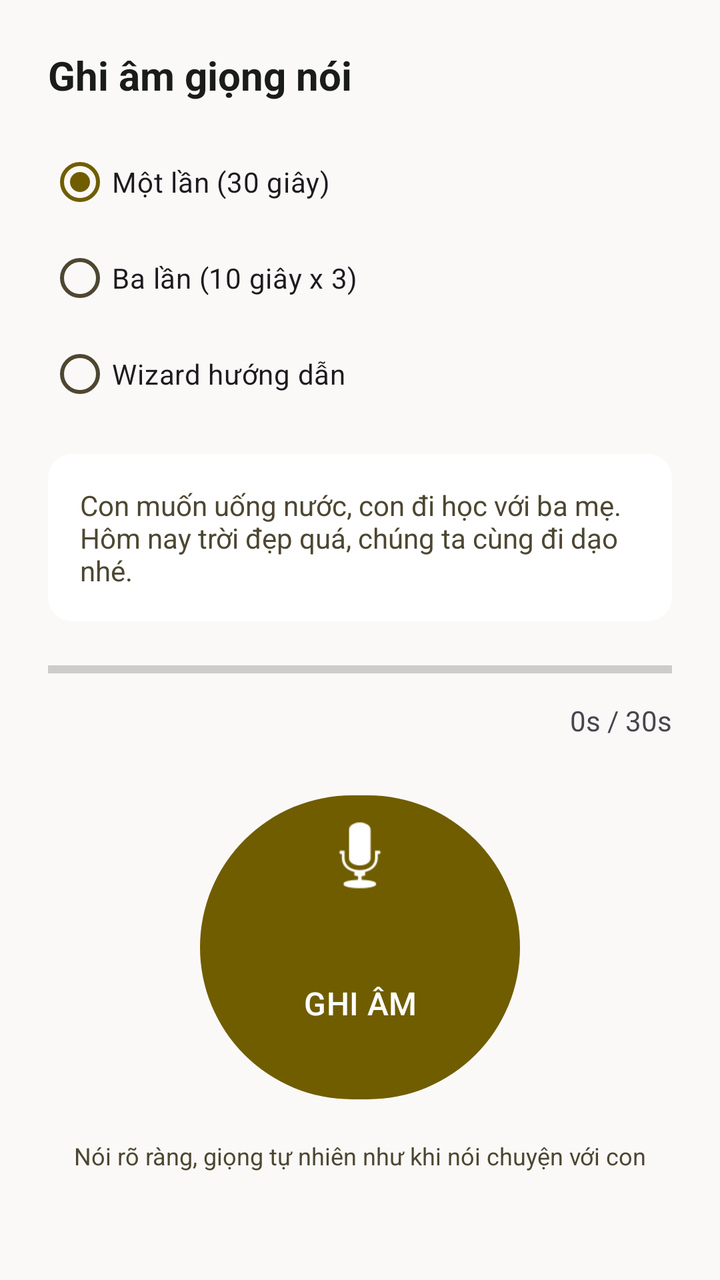
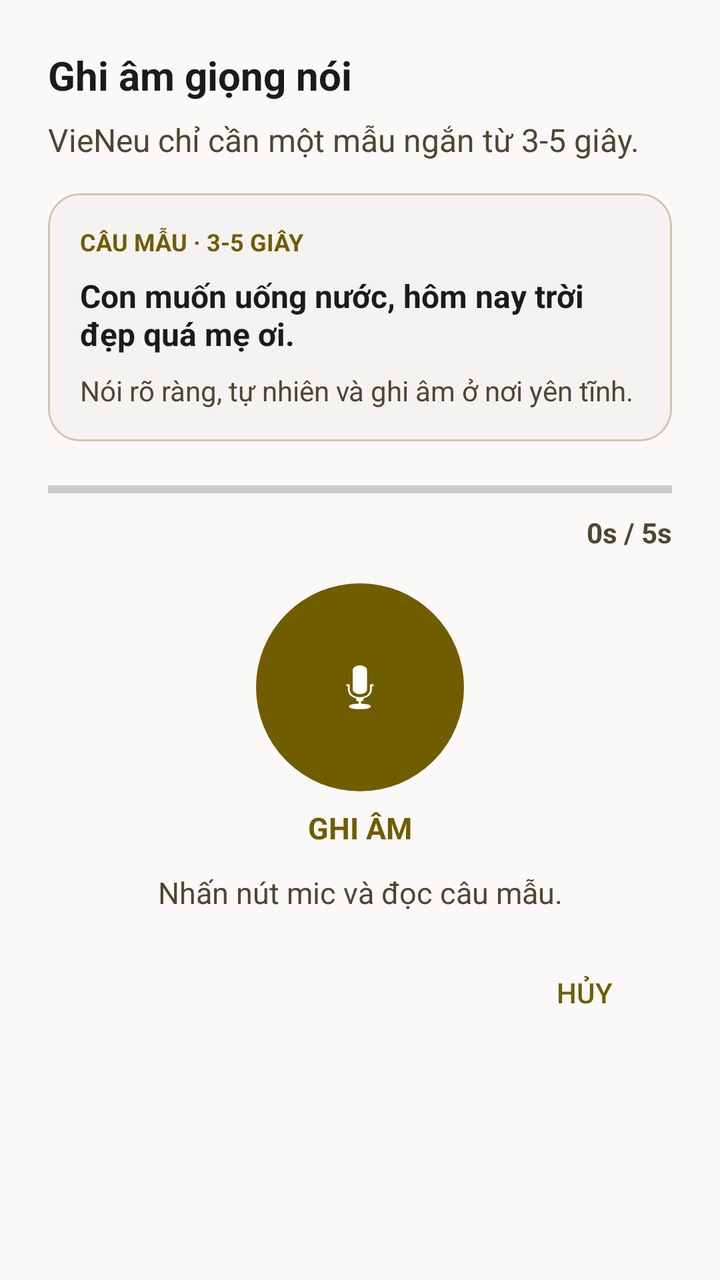

Before-and-after screenshots of an Android layout around one commit, followed by the original layout XML and the change that was made.
<!-- AndroidManifest.xml: application theme Theme.VBoard -->
<!-- res/layout/dialog_voice_recording.xml -->
<?xml version="1.0" encoding="utf-8"?>
<androidx.constraintlayout.widget.ConstraintLayout xmlns:android="http://schemas.android.com/apk/res/android"
    xmlns:app="http://schemas.android.com/apk/res-auto"
    android:layout_width="match_parent"
    android:layout_height="wrap_content"
    android:padding="24dp">

    <TextView
        android:id="@+id/tvTitle"
        android:layout_width="match_parent"
        android:layout_height="wrap_content"
        android:text="Ghi âm giọng nói"
        android:textSize="20sp"
        android:textStyle="bold"
        android:textColor="?attr/colorOnSurface"
        app:layout_constraintTop_toTopOf="parent" />

    <RadioGroup
        android:id="@+id/rgRecordingOption"
        android:layout_width="match_parent"
        android:layout_height="wrap_content"
        android:layout_marginTop="16dp"
        app:layout_constraintTop_toBottomOf="@id/tvTitle">

        <RadioButton
            android:id="@+id/rbOneTime"
            android:layout_width="match_parent"
            android:layout_height="wrap_content"
            android:text="Một lần (30 giây)"
            android:checked="true" />

        <RadioButton
            android:id="@+id/rbThreeTimes"
            android:layout_width="match_parent"
            android:layout_height="wrap_content"
            android:text="Ba lần (10 giây x 3)" />

        <RadioButton
            android:id="@+id/rbWizard"
            android:layout_width="match_parent"
            android:layout_height="wrap_content"
            android:text="Wizard hướng dẫn" />
    </RadioGroup>

    <androidx.cardview.widget.CardView
        android:id="@+id/cardSample"
        android:layout_width="match_parent"
        android:layout_height="wrap_content"
        android:layout_marginTop="16dp"
        app:cardCornerRadius="12dp"
        app:cardElevation="0dp"
        app:layout_constraintTop_toBottomOf="@id/rgRecordingOption">

        <TextView
            android:id="@+id/tvSampleText"
            android:layout_width="match_parent"
            android:layout_height="wrap_content"
            android:padding="16dp"
            android:text="Con muốn uống nước, con đi học với ba mẹ. Hôm nay trời đẹp quá, chúng ta cùng đi dạo nhé."
            android:textSize="14sp"
            android:textColor="?attr/colorOnSurfaceVariant" />
    </androidx.cardview.widget.CardView>

    <ProgressBar
        android:id="@+id/progressRecording"
        style="@style/Widget.AppCompat.ProgressBar.Horizontal"
        android:layout_width="match_parent"
        android:layout_height="wrap_content"
        android:layout_marginTop="16dp"
        android:max="100"
        android:progress="0"
        app:layout_constraintTop_toBottomOf="@id/cardSample" />

    <TextView
        android:id="@+id/tvTimer"
        android:layout_width="wrap_content"
        android:layout_height="wrap_content"
        android:layout_marginTop="8dp"
        android:text="0s / 30s"
        android:textSize="14sp"
        app:layout_constraintEnd_toEndOf="parent"
        app:layout_constraintTop_toBottomOf="@id/progressRecording" />

    <com.google.android.material.button.MaterialButton
        android:id="@+id/btnRecord"
        android:layout_width="160dp"
        android:layout_height="160dp"
        android:layout_marginTop="24dp"
        android:text="GHI ÂM"
        android:textSize="16sp"
        app:cornerRadius="80dp"
        app:icon="@android:drawable/ic_btn_speak_now"
        app:iconGravity="top"
        app:iconSize="48dp"
        app:layout_constraintEnd_toEndOf="parent"
        app:layout_constraintStart_toStartOf="parent"
        app:layout_constraintTop_toBottomOf="@id/tvTimer" />

    <TextView
        android:id="@+id/tvHint"
        android:layout_width="match_parent"
        android:layout_height="wrap_content"
        android:layout_marginTop="16dp"
        android:gravity="center"
        android:text="Nói rõ ràng, giọng tự nhiên như khi nói chuyện với con"
        android:textSize="12sp"
        android:textColor="?attr/colorOnSurfaceVariant"
        app:layout_constraintTop_toBottomOf="@id/btnRecord" />

    <TextView
        android:id="@+id/tvQuality"
        android:layout_width="match_parent"
        android:layout_height="wrap_content"
        android:layout_marginTop="16dp"
        android:visibility="gone"
        app:layout_constraintTop_toBottomOf="@id/tvHint" />

    <LinearLayout
        android:id="@+id/layoutActions"
        android:layout_width="match_parent"
        android:layout_height="wrap_content"
        android:layout_marginTop="24dp"
        android:gravity="end"
        android:orientation="horizontal"
        app:layout_constraintTop_toBottomOf="@id/tvQuality">

        <com.google.android.material.button.MaterialButton
            android:id="@+id/btnCancel"
            style="@style/Widget.Material3.Button.TextButton"
            android:layout_width="wrap_content"
            android:layout_height="wrap_content"
            android:text="Hủy" />

        <com.google.android.material.button.MaterialButton
            android:id="@+id/btnSave"
            android:layout_width="wrap_content"
            android:layout_height="wrap_content"
            android:text="Lưu"
            android:visibility="gone" />
    </LinearLayout>

    <FrameLayout
        android:id="@+id/layoutProcessing"
        android:layout_width="match_parent"
        android:layout_height="0dp"
        android:background="?attr/colorSurface"
        android:visibility="gone"
        app:layout_constraintBottom_toBottomOf="parent"
        app:layout_constraintTop_toTopOf="parent">

        <LinearLayout
            android:layout_width="wrap_content"
            android:layout_height="wrap_content"
            android:layout_gravity="center"
            android:gravity="center"
            android:orientation="vertical">

            <ProgressBar
                android:layout_width="48dp"
                android:layout_height="48dp" />

            <TextView
                android:id="@+id/tvProcessingStatus"
                android:layout_width="wrap_content"
                android:layout_height="wrap_content"
                android:layout_marginTop="16dp"
                android:text="Đang xử lý..." />
        </LinearLayout>
    </FrameLayout>

</androidx.constraintlayout.widget.ConstraintLayout>
<!-- resources referenced by this layout -->
<resources>
  <color name="primary">#705d00</color>
  <color name="primary_container">#ffd700</color>
  <color name="on_primary">#ffffff</color>
  <color name="on_primary_container">#705e00</color>
  <color name="secondary">#006e1c</color>
  <color name="secondary_container">#91f78e</color>
  <color name="on_secondary">#ffffff</color>
  <color name="on_secondary_container">#00731e</color>
  <color name="tertiary">#904d00</color>
  <color name="tertiary_container">#ffd1af</color>
  <color name="on_tertiary">#ffffff</color>
  <color name="on_tertiary_container">#914d00</color>
  <color name="error">#ba1a1a</color>
  <color name="error_container">#ffdad6</color>
  <color name="on_error">#ffffff</color>
  <color name="on_error_container">#93000a</color>
  <color name="background">#faf9f7</color>
  <color name="surface">#faf9f7</color>
  <color name="on_surface">#1a1c1b</color>
  <color name="on_surface_variant">#4d4732</color>
  <color name="surface_container_high">#e9e8e6</color>
  <color name="outline">#7e775f</color>
  <color name="outline_variant">#d0c6ab</color>
  <!-- unchanged entries left out for length: 1 -->
</resources>

<!-- the commit's change to res/layout/dialog_voice_recording.xml (unified diff, before → after) -->
@@ -3,149 +3,211 @@
     xmlns:app="http://schemas.android.com/apk/res-auto"
     android:layout_width="match_parent"
     android:layout_height="wrap_content"
-    android:padding="24dp">
+    android:padding="@dimen/spacing_xl">
 
     <TextView
         android:id="@+id/tvTitle"
-        android:layout_width="match_parent"
-        android:layout_height="wrap_content"
-        android:text="Ghi âm giọng nói"
+        android:layout_width="0dp"
+        android:layout_height="wrap_content"
+        android:text="@string/voice_recording_title"
+        android:textColor="?attr/colorOnSurface"
         android:textSize="20sp"
         android:textStyle="bold"
-        android:textColor="?attr/colorOnSurface"
+        app:layout_constraintEnd_toEndOf="parent"
+        app:layout_constraintStart_toStartOf="parent"
         app:layout_constraintTop_toTopOf="parent" />
 
-    <RadioGroup
-        android:id="@+id/rgRecordingOption"
-        android:layout_width="match_parent"
-        android:layout_height="wrap_content"
-        android:layout_marginTop="16dp"
-        app:layout_constraintTop_toBottomOf="@id/tvTitle">
-
-        <RadioButton
-            android:id="@+id/rbOneTime"
+    <TextView
+        android:id="@+id/tvSubtitle"
+        android:layout_width="0dp"
+        android:layout_height="wrap_content"
+        android:layout_marginTop="@dimen/spacing_sm"
+        android:text="@string/voice_recording_subtitle"
+        android:textColor="?attr/colorOnSurfaceVariant"
+        android:textSize="16sp"
+        app:layout_constraintEnd_toEndOf="parent"
+        app:layout_constraintStart_toStartOf="parent"
+        app:layout_constraintTop_toBottomOf="@id/tvTitle" />
+
+    <com.google.android.material.card.MaterialCardView
+        android:id="@+id/cardSample"
+        android:layout_width="0dp"
+        android:layout_height="wrap_content"
+        android:layout_marginTop="@dimen/spacing_lg"
+        app:cardBackgroundColor="@color/surface_container_low"
+        app:cardCornerRadius="@dimen/radius_lg"
+        app:cardElevation="0dp"
+        app:layout_constraintEnd_toEndOf="parent"
+        app:layout_constraintStart_toStartOf="parent"
+        app:layout_constraintTop_toBottomOf="@id/tvSubtitle"
+        app:strokeColor="@color/outline_variant"
+        app:strokeWidth="1dp">
+
+        <LinearLayout
             android:layout_width="match_parent"
             android:layout_height="wrap_content"
-            android:text="Một lần (30 giây)"
-            android:checked="true" />
-
-        <RadioButton
-            android:id="@+id/rbThreeTimes"
-            android:layout_width="match_parent"
-            android:layout_height="wrap_content"
-            android:text="Ba lần (10 giây x 3)" />
-
-        <RadioButton
-            android:id="@+id/rbWizard"
-            android:layout_width="match_parent"
-            android:layout_height="wrap_content"
-            android:text="Wizard hướng dẫn" />
-    </RadioGroup>
-
-    <androidx.cardview.widget.CardView
-        android:id="@+id/cardSample"
-        android:layout_width="match_parent"
-        android:layout_height="wrap_content"
-        android:layout_marginTop="16dp"
-        app:cardCornerRadius="12dp"
-        app:cardElevation="0dp"
-        app:layout_constraintTop_toBottomOf="@id/rgRecordingOption">
-
-        <TextView
-            android:id="@+id/tvSampleText"
-            android:layout_width="match_parent"
-            android:layout_height="wrap_content"
-            android:padding="16dp"
-            android:text="Con muốn uống nước, con đi học với ba mẹ. Hôm nay trời đẹp quá, chúng ta cùng đi dạo nhé."
-            android:textSize="14sp"
-            android:textColor="?attr/colorOnSurfaceVariant" />
-    </androidx.cardview.widget.CardView>
+            android:orientation="vertical"
+            android:padding="@dimen/spacing_lg">
+
+            <TextView
+                android:layout_width="wrap_content"
+                android:layout_height="wrap_content"
+                android:text="@string/voice_recording_sample_label"
+                android:textColor="@color/primary"
+                android:textSize="12sp"
+                android:textStyle="bold" />
+
+            <TextView
+                android:id="@+id/tvSampleText"
+                android:layout_width="match_parent"
+                android:layout_height="wrap_content"
+                android:layout_marginTop="@dimen/spacing_sm"
+                android:text="@string/voice_recording_sample_text"
+                android:textColor="?attr/colorOnSurface"
+                android:textSize="16sp"
+                android:textStyle="bold" />
+
+            <TextView
+                android:layout_width="match_parent"
+                android:layout_height="wrap_content"
+                android:layout_marginTop="@dimen/spacing_sm"
+                android:text="@string/voice_recording_tip"
+                android:textColor="?attr/colorOnSurfaceVariant"
+                android:textSize="14sp" />
+        </LinearLayout>
+    </com.google.android.material.card.MaterialCardView>
 
     <ProgressBar
         android:id="@+id/progressRecording"
         style="@style/Widget.AppCompat.ProgressBar.Horizontal"
-        android:layout_width="match_parent"
-        android:layout_height="wrap_content"
-        android:layout_marginTop="16dp"
+        android:layout_width="0dp"
+        android:layout_height="wrap_content"
+        android:layout_marginTop="@dimen/spacing_lg"
         android:max="100"
         android:progress="0"
+        android:progressTint="@color/primary"
+        app:layout_constraintEnd_toEndOf="parent"
+        app:layout_constraintStart_toStartOf="parent"
         app:layout_constraintTop_toBottomOf="@id/cardSample" />
 
     <TextView
         android:id="@+id/tvTimer"
         android:layout_width="wrap_content"
         android:layout_height="wrap_content"
-        android:layout_marginTop="8dp"
-        android:text="0s / 30s"
+        android:layout_marginTop="@dimen/spacing_xs"
+        android:text="@string/voice_recording_timer_initial"
+        android:textColor="?attr/colorOnSurfaceVariant"
         android:textSize="14sp"
+        android:textStyle="bold"
         app:layout_constraintEnd_toEndOf="parent"
         app:layout_constraintTop_toBottomOf="@id/progressRecording" />
 
-    <com.google.android.material.button.MaterialButton
+    <androidx.appcompat.widget.AppCompatImageButton
         android:id="@+id/btnRecord"
-        android:layout_width="160dp"
-        android:layout_height="160dp"
-        android:layout_marginTop="24dp"
-        android:text="GHI ÂM"
-        android:textSize="16sp"
-        app:cornerRadius="80dp"
-        app:icon="@android:drawable/ic_btn_speak_now"
-        app:iconGravity="top"
-        app:iconSize="48dp"
+        android:layout_width="104dp"
+        android:layout_height="104dp"
+        android:layout_marginTop="@dimen/spacing_lg"
+        android:background="@drawable/bg_record_button"
+        android:contentDescription="@string/voice_recording_button_description"
+        android:padding="28dp"
+        android:scaleType="centerInside"
+        android:src="@android:drawable/ic_btn_speak_now"
+        app:tint="@color/on_primary"
         app:layout_constraintEnd_toEndOf="parent"
         app:layout_constraintStart_toStartOf="parent"
         app:layout_constraintTop_toBottomOf="@id/tvTimer" />
 
     <TextView
+        android:id="@+id/tvRecordAction"
+        android:layout_width="wrap_content"
+        android:layout_height="wrap_content"
+        android:layout_marginTop="@dimen/spacing_sm"
+        android:text="@string/btn_record"
+        android:textColor="@color/primary"
+        android:textSize="15sp"
+        android:textStyle="bold"
+        app:layout_constraintEnd_toEndOf="parent"
+        app:layout_constraintStart_toStartOf="parent"
+        app:layout_constraintTop_toBottomOf="@id/btnRecord" />
+
+    <TextView
         android:id="@+id/tvHint"
-        android:layout_width="match_parent"
-        android:layout_height="wrap_content"
-        android:layout_marginTop="16dp"
+        android:layout_width="0dp"
+        android:layout_height="wrap_content"
+        android:layout_marginTop="@dimen/spacing_md"
         android:gravity="center"
-        android:text="Nói rõ ràng, giọng tự nhiên như khi nói chuyện với con"
-        android:textSize="12sp"
+        android:text="@string/hint_record_start"
         android:textColor="?attr/colorOnSurfaceVariant"
-        app:layout_constraintTop_toBottomOf="@id/btnRecord" />
-
-    <TextView
-        android:id="@+id/tvQuality"
-        android:layout_width="match_parent"
-        android:layout_height="wrap_content"
-        android:layout_marginTop="16dp"
-        android:visibility="gone"
-        app:layout_constraintTop_toBottomOf="@id/tvHint" />
+        android:textSize="15sp"
+        app:layout_constraintEnd_toEndOf="parent"
+        app:layout_constraintStart_toStartOf="parent"
+        app:layout_constraintTop_toBottomOf="@id/tvRecordAction" />
 
     <LinearLayout
         android:id="@+id/layoutActions"
-        android:layout_width="match_parent"
-        android:layout_height="wrap_content"
-        android:layout_marginTop="24dp"
+        android:layout_width="0dp"
+        android:layout_height="wrap_content"
+        android:layout_marginTop="@dimen/spacing_lg"
         android:gravity="end"
         android:orientation="horizontal"
-        app:layout_constraintTop_toBottomOf="@id/tvQuality">
+        app:layout_constraintEnd_toEndOf="parent"
+        app:layout_constraintStart_toStartOf="parent"
+        app:layout_constraintTop_toBottomOf="@id/tvHint">
 
         <com.google.android.material.button.MaterialButton
             android:id="@+id/btnCancel"
             style="@style/Widget.Material3.Button.TextButton"
             android:layout_width="wrap_content"
             android:layout_height="wrap_content"
-            android:text="Hủy" />
+            android:text="@string/voice_recording_cancel" />
 
         <com.google.android.material.button.MaterialButton
             android:id="@+id/btnSave"
             android:layout_width="wrap_content"
             android:layout_height="wrap_content"
-            android:text="Lưu"
+            android:layout_marginStart="@dimen/spacing_sm"
+            android:text="@string/voice_recording_save"
             android:visibility="gone" />
     </LinearLayout>
 
+    <LinearLayout
+        android:id="@+id/layoutPreviewActions"
+        android:layout_width="0dp"
+        android:layout_height="wrap_content"
+        android:layout_marginTop="@dimen/spacing_lg"
+        android:gravity="end"
+        android:orientation="horizontal"
+        android:visibility="gone"
+        app:layout_constraintEnd_toEndOf="parent"
+        app:layout_constraintStart_toStartOf="parent"
+        app:layout_constraintTop_toBottomOf="@id/tvHint">
+
+        <com.google.android.material.button.MaterialButton
+            android:id="@+id/btnReplaySample"
+            style="@style/Widget.Material3.Button.OutlinedButton"
+            android:layout_width="wrap_content"
+            android:layout_height="wrap_content"
+            android:text="@string/voice_preview_replay"
+            app:icon="@android:drawable/ic_media_play"
+            app:iconGravity="textStart" />
+
+        <com.google.android.material.button.MaterialButton
+            android:id="@+id/btnDone"
+            android:layout_width="wrap_content"
+            android:layout_height="wrap_content"
+            android:layout_marginStart="@dimen/spacing_sm"
+            android:text="@string/voice_preview_done" />
+    </LinearLayout>
+
     <FrameLayout
         android:id="@+id/layoutProcessing"
-        android:layout_width="match_parent"
+        android:layout_width="0dp"
         android:layout_height="0dp"
-        android:background="?attr/colorSurface"
+        android:background="@color/surface"
         android:visibility="gone"
         app:layout_constraintBottom_toBottomOf="parent"
+        app:layout_constraintEnd_toEndOf="parent"
+        app:layout_constraintStart_toStartOf="parent"
         app:layout_constraintTop_toTopOf="parent">
 
         <LinearLayout
@@ -163,8 +225,8 @@
                 android:id="@+id/tvProcessingStatus"
                 android:layout_width="wrap_content"
                 android:layout_height="wrap_content"
-                android:layout_marginTop="16dp"
-                android:text="Đang xử lý..." />
+                android:layout_marginTop="@dimen/spacing_lg"
+                android:text="@string/voice_recording_processing" />
         </LinearLayout>
     </FrameLayout>
 
<!-- resource entries referenced after the edit -->
@@ -18,6 +18,33 @@
   <color name="on_error_container">#93000a</color>
   <color name="background">#faf9f7</color>
   <color name="surface">#faf9f7</color>
+  <color name="surface_container_low">#f4f3f1</color>
+  <dimen name="radius_lg">16dp</dimen>
+  <dimen name="spacing_lg">16dp</dimen>
+  <dimen name="spacing_md">12dp</dimen>
+  <dimen name="spacing_sm">8dp</dimen>
+  <dimen name="spacing_xl">24dp</dimen>
+  <dimen name="spacing_xs">4dp</dimen>
+  <!-- drawable bg_record_button (drawable) -->
+  <?xml version="1.0" encoding="utf-8"?>
+  <shape xmlns:android="http://schemas.android.com/apk/res/android"
+      android:shape="oval">
+      <solid android:color="@color/primary" />
+  </shape>
+  <string name="btn_record">GHI ÂM</string>
+  <string name="hint_record_start">Nhấn nút mic và đọc câu mẫu.</string>
+  <string name="voice_preview_done">HOÀN TẤT</string>
+  <string name="voice_preview_replay">NGHE THỬ</string>
+  <string name="voice_recording_button_description">Bắt đầu hoặc dừng ghi âm</string>
+  <string name="voice_recording_cancel">HỦY</string>
+  <string name="voice_recording_processing">Đang lưu giọng nói...</string>
+  <string name="voice_recording_sample_label">CÂU MẪU · 3-5 GIÂY</string>
+  <string name="voice_recording_sample_text">Con muốn uống nước, hôm nay trời đẹp quá mẹ ơi.</string>
+  <string name="voice_recording_save">LƯU GIỌNG</string>
+  <string name="voice_recording_subtitle">VieNeu chỉ cần một mẫu ngắn từ 3-5 giây.</string>
+  <string name="voice_recording_timer_initial">0s / 5s</string>
+  <string name="voice_recording_tip">Nói rõ ràng, tự nhiên và ghi âm ở nơi yên tĩnh.</string>
+  <string name="voice_recording_title">Ghi âm giọng nói</string>
   <color name="on_surface">#1a1c1b</color>
   <color name="on_surface_variant">#4d4732</color>
   <color name="surface_container_high">#e9e8e6</color>
